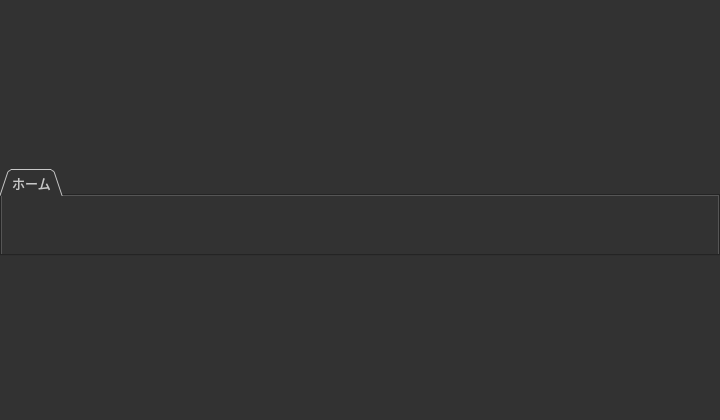
Before: the Qt Designer form MetaTools/src/main/mainwindow.ui in yatagai/MetaTools, drawn with Qt 5.
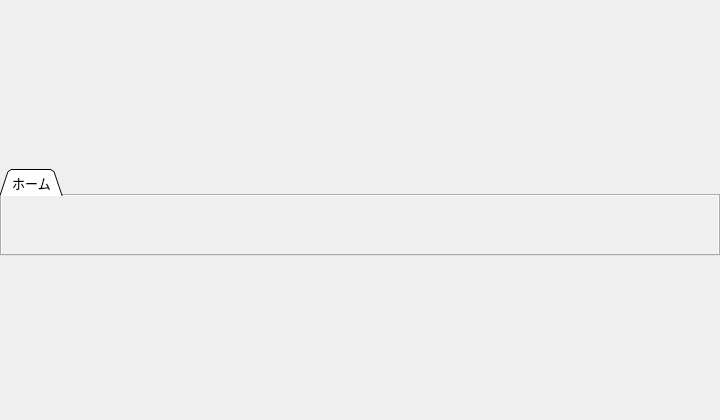
After: the same form once the commit is applied. Icons and pictures are not drawn.

What changed in the file:
```diff
--- a/MetaTools/src/main/mainwindow.ui
+++ b/MetaTools/src/main/mainwindow.ui
@@ -25,502 +25,6 @@
     <height>420</height>
    </size>
   </property>
-  <property name="palette">
-   <palette>
-    <active>
-     <colorrole role="WindowText">
-      <brush brushstyle="SolidPattern">
-       <color alpha="255">
-        <red>200</red>
-        <green>200</green>
-        <blue>200</blue>
-       </color>
-      </brush>
-     </colorrole>
-     <colorrole role="Button">
-      <brush brushstyle="SolidPattern">
-       <color alpha="255">
-        <red>50</red>
-        <green>50</green>
-        <blue>50</blue>
-       </color>
-      </brush>
-     </colorrole>
-     <colorrole role="Light">
-      <brush brushstyle="SolidPattern">
-       <color alpha="255">
-        <red>85</red>
-        <green>85</green>
-        <blue>85</blue>
-       </color>
-      </brush>
-     </colorrole>
-     <colorrole role="Midlight">
-      <brush brushstyle="SolidPattern">
-       <color alpha="255">
-        <red>65</red>
-        <green>65</green>
-        <blue>65</blue>
-       </color>
-      </brush>
-     </colorrole>
-     <colorrole role="Dark">
-      <brush brushstyle="SolidPattern">
-       <color alpha="255">
-        <red>25</red>
-        <green>25</green>
-        <blue>25</blue>
-       </color>
-      </brush>
-     </colorrole>
-     <colorrole role="Mid">
-      <brush brushstyle="SolidPattern">
-       <color alpha="255">
-        <red>35</red>
-        <green>35</green>
-        <blue>35</blue>
-       </color>
-      </brush>
-     </colorrole>
-     <colorrole role="Text">
-      <brush brushstyle="SolidPattern">
-       <color alpha="255">
-        <red>200</red>
-        <green>200</green>
-        <blue>200</blue>
-       </color>
-      </brush>
-     </colorrole>
-     <colorrole role="BrightText">
-      <brush brushstyle="SolidPattern">
-       <color alpha="255">
-        <red>230</red>
-        <green>230</green>
-        <blue>230</blue>
-       </color>
-      </brush>
-     </colorrole>
-     <colorrole role="ButtonText">
-      <brush brushstyle="SolidPattern">
-       <color alpha="255">
-        <red>200</red>
-        <green>200</green>
-        <blue>200</blue>
-       </color>
-      </brush>
-     </colorrole>
-     <colorrole role="Base">
-      <brush brushstyle="SolidPattern">
-       <color alpha="255">
-        <red>50</red>
-        <green>50</green>
-        <blue>50</blue>
-       </color>
-      </brush>
-     </colorrole>
-     <colorrole role="Window">
-      <brush brushstyle="SolidPattern">
-       <color alpha="255">
-        <red>50</red>
-        <green>50</green>
-        <blue>50</blue>
-       </color>
-      </brush>
-     </colorrole>
-     <colorrole role="Shadow">
-      <brush brushstyle="SolidPattern">
-       <color alpha="255">
-        <red>135</red>
-        <green>135</green>
-        <blue>135</blue>
-       </color>
-      </brush>
-     </colorrole>
-     <colorrole role="Highlight">
-      <brush brushstyle="SolidPattern">
-       <color alpha="255">
-        <red>51</red>
-        <green>153</green>
-        <blue>255</blue>
-       </color>
-      </brush>
-     </colorrole>
-     <colorrole role="HighlightedText">
-      <brush brushstyle="SolidPattern">
-       <color alpha="255">
-        <red>255</red>
-        <green>255</green>
-        <blue>255</blue>
-       </color>
-      </brush>
-     </colorrole>
-     <colorrole role="AlternateBase">
-      <brush brushstyle="SolidPattern">
-       <color alpha="255">
-        <red>50</red>
-        <green>50</green>
-        <blue>50</blue>
-       </color>
-      </brush>
-     </colorrole>
-     <colorrole role="NoRole">
-      <brush brushstyle="SolidPattern">
-       <color alpha="255">
-        <red>50</red>
-        <green>50</green>
-        <blue>50</blue>
-       </color>
-      </brush>
-     </colorrole>
-     <colorrole role="ToolTipBase">
-      <brush brushstyle="SolidPattern">
-       <color alpha="255">
-        <red>50</red>
-        <green>50</green>
-        <blue>50</blue>
-       </color>
-      </brush>
-     </colorrole>
-     <colorrole role="ToolTipText">
-      <brush brushstyle="SolidPattern">
-       <color alpha="255">
-        <red>200</red>
-        <green>200</green>
-        <blue>200</blue>
-       </color>
-      </brush>
-     </colorrole>
-    </active>
-    <inactive>
-     <colorrole role="WindowText">
-      <brush brushstyle="SolidPattern">
-       <color alpha="255">
-        <red>200</red>
-        <green>200</green>
-        <blue>200</blue>
-       </color>
-      </brush>
-     </colorrole>
-     <colorrole role="Button">
-      <brush brushstyle="SolidPattern">
-       <color alpha="255">
-        <red>50</red>
-        <green>50</green>
-        <blue>50</blue>
-       </color>
-      </brush>
-     </colorrole>
-     <colorrole role="Light">
-      <brush brushstyle="SolidPattern">
-       <color alpha="255">
-        <red>85</red>
-        <green>85</green>
-        <blue>85</blue>
-       </color>
-      </brush>
-     </colorrole>
-     <colorrole role="Midlight">
-      <brush brushstyle="SolidPattern">
-       <color alpha="255">
-        <red>65</red>
-        <green>65</green>
-        <blue>65</blue>
-       </color>
-      </brush>
-     </colorrole>
-     <colorrole role="Dark">
-      <brush brushstyle="SolidPattern">
-       <color alpha="255">
-        <red>25</red>
-        <green>25</green>
-        <blue>25</blue>
-       </color>
-      </brush>
-     </colorrole>
-     <colorrole role="Mid">
-      <brush brushstyle="SolidPattern">
-       <color alpha="255">
-        <red>35</red>
-        <green>35</green>
-        <blue>35</blue>
-       </color>
-      </brush>
-     </colorrole>
-     <colorrole role="Text">
-      <brush brushstyle="SolidPattern">
-       <color alpha="255">
-        <red>200</red>
-        <green>200</green>
-        <blue>200</blue>
-       </color>
-      </brush>
-     </colorrole>
-     <colorrole role="BrightText">
-      <brush brushstyle="SolidPattern">
-       <color alpha="255">
-        <red>230</red>
-        <green>230</green>
-        <blue>230</blue>
-       </color>
-      </brush>
-     </colorrole>
-     <colorrole role="ButtonText">
-      <brush brushstyle="SolidPattern">
-       <color alpha="255">
-        <red>200</red>
-        <green>200</green>
-        <blue>200</blue>
-       </color>
-      </brush>
-     </colorrole>
-     <colorrole role="Base">
-      <brush brushstyle="SolidPattern">
-       <color alpha="255">
-        <red>50</red>
-        <green>50</green>
-        <blue>50</blue>
-       </color>
-      </brush>
-     </colorrole>
-     <colorrole role="Window">
-      <brush brushstyle="SolidPattern">
-       <color alpha="255">
-        <red>50</red>
-        <green>50</green>
-        <blue>50</blue>
-       </color>
-      </brush>
-     </colorrole>
-     <colorrole role="Shadow">
-      <brush brushstyle="SolidPattern">
-       <color alpha="255">
-        <red>135</red>
-        <green>135</green>
-        <blue>135</blue>
-       </color>
-      </brush>
-     </colorrole>
-     <colorrole role="Highlight">
-      <brush brushstyle="SolidPattern">
-       <color alpha="255">
-        <red>51</red>
-        <green>153</green>
-        <blue>255</blue>
-       </color>
-      </brush>
-     </colorrole>
-     <colorrole role="HighlightedText">
-      <brush brushstyle="SolidPattern">
-       <color alpha="255">
-        <red>255</red>
-        <green>255</green>
-        <blue>255</blue>
-       </color>
-      </brush>
-     </colorrole>
-     <colorrole role="AlternateBase">
-      <brush brushstyle="SolidPattern">
-       <color alpha="255">
-        <red>50</red>
-        <green>50</green>
-        <blue>50</blue>
-       </color>
-      </brush>
-     </colorrole>
-     <colorrole role="NoRole">
-      <brush brushstyle="SolidPattern">
-       <color alpha="255">
-        <red>50</red>
-        <green>50</green>
-        <blue>50</blue>
-       </color>
-      </brush>
-     </colorrole>
-     <colorrole role="ToolTipBase">
-      <brush brushstyle="SolidPattern">
-       <color alpha="255">
-        <red>50</red>
-        <green>50</green>
-        <blue>50</blue>
-       </color>
-      </brush>
-     </colorrole>
-     <colorrole role="ToolTipText">
-      <brush brushstyle="SolidPattern">
-       <color alpha="255">
-        <red>200</red>
-        <green>200</green>
-        <blue>200</blue>
-       </color>
-      </brush>
-     </colorrole>
-    </inactive>
-    <disabled>
-     <colorrole role="WindowText">
-      <brush brushstyle="SolidPattern">
-       <color alpha="255">
-        <red>25</red>
-        <green>25</green>
-        <blue>25</blue>
-       </color>
-      </brush>
-     </colorrole>
-     <colorrole role="Button">
-      <brush brushstyle="SolidPattern">
-       <color alpha="255">
-        <red>50</red>
-        <green>50</green>
-        <blue>50</blue>
-       </color>
-      </brush>
-     </colorrole>
-     <colorrole role="Light">
-      <brush brushstyle="SolidPattern">
-       <color alpha="255">
-        <red>85</red>
-        <green>85</green>
-        <blue>85</blue>
-       </color>
-      </brush>
-     </colorrole>
-     <colorrole role="Midlight">
-      <brush brushstyle="SolidPattern">
-       <color alpha="255">
-        <red>65</red>
-        <green>65</green>
-        <blue>65</blue>
-       </color>
-      </brush>
-     </colorrole>
-     <colorrole role="Dark">
-      <brush brushstyle="SolidPattern">
-       <color alpha="255">
-        <red>25</red>
-        <green>25</green>
-        <blue>25</blue>
-       </color>
-      </brush>
-     </colorrole>
-     <colorrole role="Mid">
-      <brush brushstyle="SolidPattern">
-       <color alpha="255">
-        <red>35</red>
-        <green>35</green>
-        <blue>35</blue>
-       </color>
-      </brush>
-     </colorrole>
-     <colorrole role="Text">
-      <brush brushstyle="SolidPattern">
-       <color alpha="255">
-        <red>25</red>
-        <green>25</green>
-        <blue>25</blue>
-       </color>
-      </brush>
-     </colorrole>
-     <colorrole role="BrightText">
-      <brush brushstyle="SolidPattern">
-       <color alpha="255">
-        <red>230</red>
-        <green>230</green>
-        <blue>230</blue>
-       </color>
-      </brush>
-     </colorrole>
-     <colorrole role="ButtonText">
-      <brush brushstyle="SolidPattern">
-       <color alpha="255">
-        <red>25</red>
-        <green>25</green>
-        <blue>25</blue>
-       </color>
-      </brush>
-     </colorrole>
-     <colorrole role="Base">
-      <brush brushstyle="SolidPattern">
-       <color alpha="255">
-        <red>50</red>
-        <green>50</green>
-        <blue>50</blue>
-       </color>
-      </brush>
-     </colorrole>
-     <colorrole role="Window">
-      <brush brushstyle="SolidPattern">
-       <color alpha="255">
-        <red>50</red>
-        <green>50</green>
-        <blue>50</blue>
-       </color>
-      </brush>
-     </colorrole>
-     <colorrole role="Shadow">
-      <brush brushstyle="SolidPattern">
-       <color alpha="255">
-        <red>135</red>
-        <green>135</green>
-        <blue>135</blue>
-       </color>
-      </brush>
-     </colorrole>
-     <colorrole role="Highlight">
-      <brush brushstyle="SolidPattern">
-       <color alpha="255">
-        <red>51</red>
-        <green>153</green>
-        <blue>255</blue>
-       </color>
-      </brush>
-     </colorrole>
-     <colorrole role="HighlightedText">
-      <brush brushstyle="SolidPattern">
-       <color alpha="255">
-        <red>255</red>
-        <green>255</green>
-        <blue>255</blue>
-       </color>
-      </brush>
-     </colorrole>
-     <colorrole role="AlternateBase">
-      <brush brushstyle="SolidPattern">
-       <color alpha="255">
-        <red>50</red>
-        <green>50</green>
-        <blue>50</blue>
-       </color>
-      </brush>
-     </colorrole>
-     <colorrole role="NoRole">
-      <brush brushstyle="SolidPattern">
-       <color alpha="255">
-        <red>50</red>
-        <green>50</green>
-        <blue>50</blue>
-       </color>
-      </brush>
-     </colorrole>
-     <colorrole role="ToolTipBase">
-      <brush brushstyle="SolidPattern">
-       <color alpha="255">
-        <red>50</red>
-        <green>50</green>
-        <blue>50</blue>
-       </color>
-      </brush>
-     </colorrole>
-     <colorrole role="ToolTipText">
-      <brush brushstyle="SolidPattern">
-       <color alpha="255">
-        <red>200</red>
-        <green>200</green>
-        <blue>200</blue>
-       </color>
-      </brush>
-     </colorrole>
-    </disabled>
-   </palette>
-  </property>
   <property name="windowTitle">
    <string>MetaTools</string>
   </property>
```
